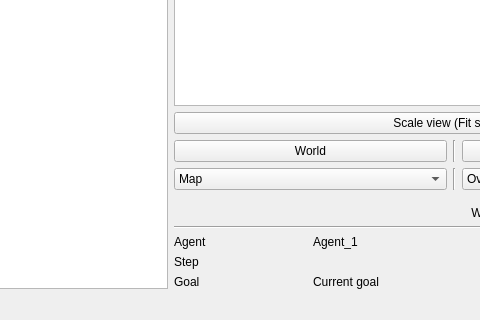
Before: the Qt Designer form RSAI_Engine/GUI/Layouts/Layout_2.ui in vguillet/RSAI_Engine, drawn with Qt 5; both pictures show x 401 to 881 and y 600 to 920 of the 1144 by 920 pixel window.
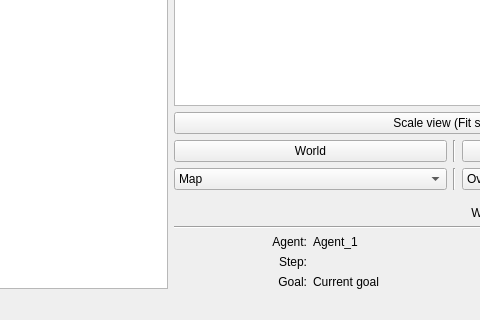
After: the same form once the commit is applied.

Commit message: added view generator, agent path

What changed in the file:
```diff
--- a/RSAI_Engine/GUI/Layouts/Layout_2.ui
+++ b/RSAI_Engine/GUI/Layouts/Layout_2.ui
@@ -244,7 +244,10 @@
         <item>
          <widget class="QLabel" name="label_5">
           <property name="text">
-           <string>Agent</string>
+           <string>Agent:</string>
+          </property>
+          <property name="alignment">
+           <set>Qt::AlignRight|Qt::AlignTrailing|Qt::AlignVCenter</set>
           </property>
          </widget>
         </item>
@@ -289,7 +292,10 @@
         <item>
          <widget class="QLabel" name="label_6">
           <property name="text">
-           <string>Step</string>
+           <string>Step:</string>
+          </property>
+          <property name="alignment">
+           <set>Qt::AlignRight|Qt::AlignTrailing|Qt::AlignVCenter</set>
           </property>
          </widget>
         </item>
@@ -334,7 +340,10 @@
         <item>
          <widget class="QLabel" name="label_8">
           <property name="text">
-           <string>Goal</string>
+           <string>Goal:</string>
+          </property>
+          <property name="alignment">
+           <set>Qt::AlignRight|Qt::AlignTrailing|Qt::AlignVCenter</set>
           </property>
          </widget>
         </item>
```
The commit also changes 11 other files.
